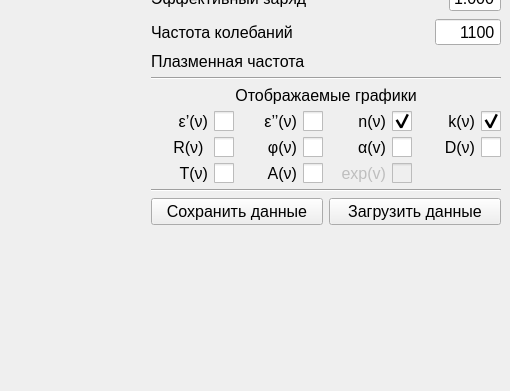
Above: static/Ui_test.ui from IDAnton/Drude-Lorentz before the change; both pictures show x 633 to 1143 and y 408 to 799 of the 1143 by 799 pixel window. Below: the same form after it.
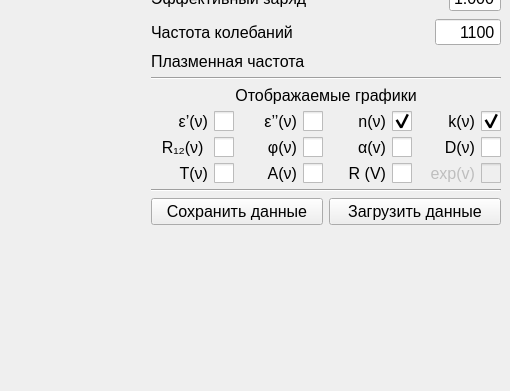
That is the form after the change. Custom widgets are drawn as their Qt base class.

The edit to the form file:
```diff
--- a/static/Ui_test.ui
+++ b/static/Ui_test.ui
@@ -1042,7 +1042,7 @@
 }</string>
                   </property>
                   <property name="text">
-                   <string>R(ν) </string>
+                   <string>R₁₂(ν) </string>
                   </property>
                   <property name="checked">
                    <bool>false</bool>
@@ -1162,7 +1162,7 @@
                   </property>
                  </widget>
                 </item>
-                <item row="2" column="1">
+                <item row="2" column="0">
                  <widget class="QCheckBox" name="ExpShowButton">
                   <property name="enabled">
                    <bool>false</bool>
@@ -1187,6 +1187,30 @@
                   </property>
                  </widget>
                 </item>
+                <item row="2" column="1">
+                 <widget class="QCheckBox" name="RButton">
+                  <property name="font">
+                   <font>
+                    <family>Arial</family>
+                    <pointsize>12</pointsize>
+                    <weight>50</weight>
+                    <bold>false</bold>
+                   </font>
+                  </property>
+                  <property name="toolTip">
+                   <string>Отражение плёнки при нормальном падении</string>
+                  </property>
+                  <property name="styleSheet">
+                   <string notr="true">QCheckBox::indicator {
+     width: 20px;
+     height: 20px;
+}</string>
+                  </property>
+                  <property name="text">
+                   <string>R (V)</string>
+                  </property>
+                 </widget>
+                </item>
                </layout>
               </item>
              </layout>
```
Left out of the diff: 149 changed lines with no effect on the pictures.
